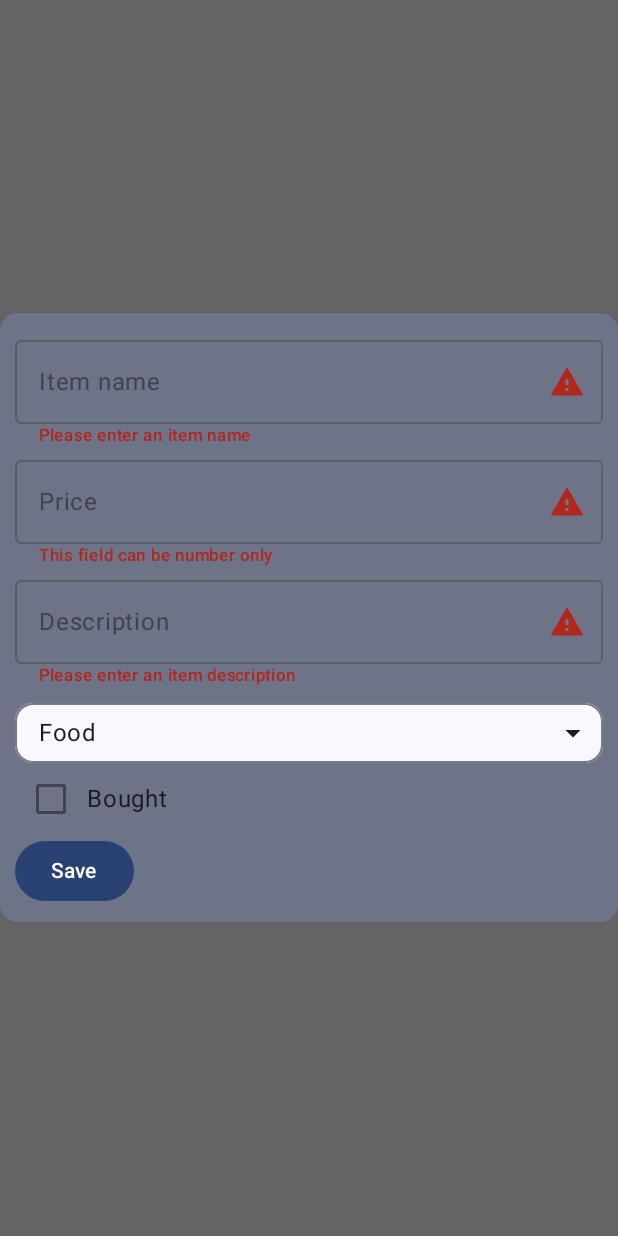
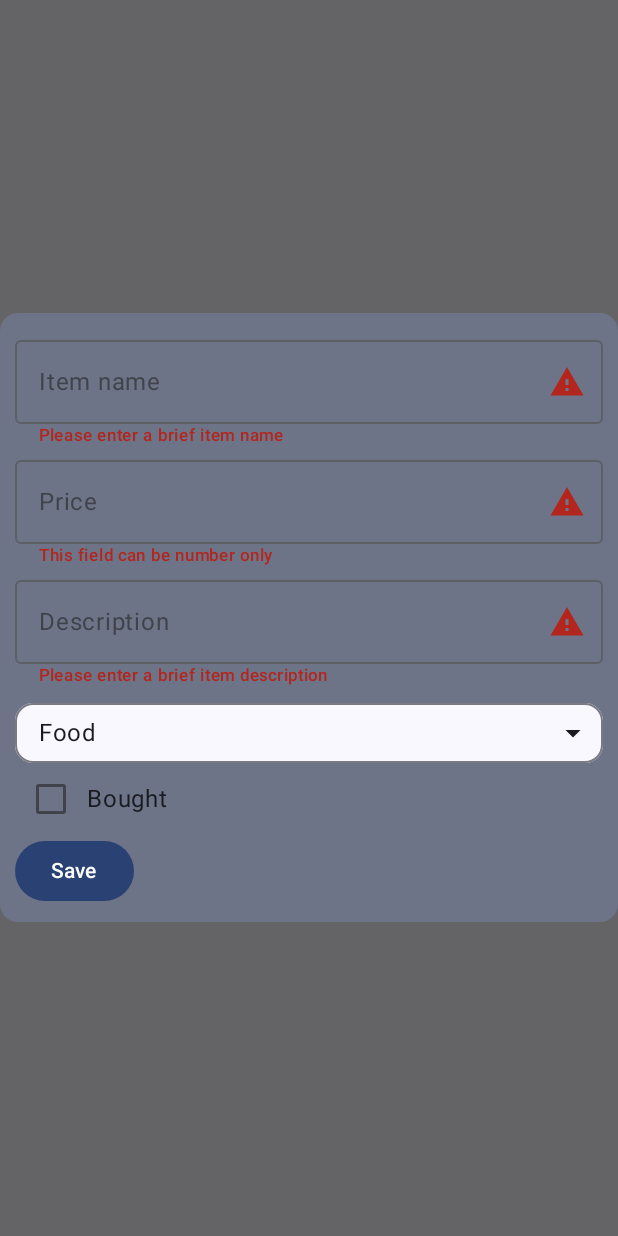
Before and after one commit to Maleila/ShoppingList, an Android app built with Jetpack Compose: the composable AddNewTodoForm shown on its own in the app's theme, after a tap on "Save", on a phone screen of 412 x 824 dp. Run offline under Robolectric (Android 15) with nearby library versions, the phone set to English and light mode, and no system bars; our stand-ins replace Dagger/Hilt's generated code, Room's generated code.

Commit message:
cleaned up code, added max length to input error handling

```diff
--- a/app/src/main/java/hu/ait/shoppinglist/screen/ShoppingListScreen.kt
+++ b/app/src/main/java/hu/ait/shoppinglist/screen/ShoppingListScreen.kt
@@ -8,19 +8,15 @@ import androidx.compose.foundation.layout.Column
 import androidx.compose.foundation.layout.Row
 import androidx.compose.foundation.layout.Spacer
 import androidx.compose.foundation.layout.fillMaxHeight
-import androidx.compose.foundation.layout.fillMaxSize
 import androidx.compose.foundation.layout.fillMaxWidth
 import androidx.compose.foundation.layout.padding
 import androidx.compose.foundation.layout.size
-import androidx.compose.foundation.layout.width
 import androidx.compose.foundation.lazy.LazyColumn
 import androidx.compose.foundation.shape.RoundedCornerShape
 import androidx.compose.material.icons.Icons
 import androidx.compose.material.icons.filled.AddCircle
 import androidx.compose.material.icons.filled.Build
 import androidx.compose.material.icons.filled.Delete
-import androidx.compose.material.icons.filled.KeyboardArrowDown
-import androidx.compose.material.icons.filled.KeyboardArrowUp
 import androidx.compose.material3.Button
 import androidx.compose.material3.Card
 import androidx.compose.material3.CardDefaults
@@ -56,7 +52,6 @@ import androidx.compose.material3.DropdownMenuItem
 import androidx.compose.material3.OutlinedCard
 import androidx.compose.runtime.collectAsState
 import androidx.compose.runtime.remember
-import androidx.compose.runtime.rememberCoroutineScope
 import androidx.compose.ui.platform.LocalContext
 import androidx.compose.ui.res.stringResource
 import androidx.compose.ui.text.input.KeyboardType
@@ -75,8 +70,6 @@ fun ShoppingListScreen(
     }
 
     val itemList by shoppingViewModel.getAllShoppingList().collectAsState(emptyList())
-
-    val coroutineScope = rememberCoroutineScope()
 
     var itemToEdit: ShoppingItem? by rememberSaveable {
         mutableStateOf(null)
@@ -153,7 +146,6 @@ private fun AddNewTodoForm(
     onDialogDismiss: () -> Unit = {},
     itemToEdit: ShoppingItem? = null
 ) {
-
     var context = LocalContext.current
 
     var nameErrorState by rememberSaveable {
@@ -178,11 +170,11 @@ private fun AddNewTodoForm(
     fun validatePrice(text: String) {
         val allDigits = text.all { char -> char.isDigit() }
         errorText = context.getString(R.string.price_error_text)
-        priceErrorState = !allDigits || text.trim() == ""
+        priceErrorState = !allDigits || text.length > 9 || text.trim() == ""
     }
 
     fun validateTitle(text: String) {
-        if (text.trim() == "") {
+        if (text.trim() == "" || text.length > 30) {
             nameErrorState = true
             nameErrorText = context.getString(R.string.name_error_text)
         } else {
@@ -191,7 +183,7 @@ private fun AddNewTodoForm(
     }
 
     fun validateDescription(text: String) {
-        if (text.trim() == "") {
+        if (text.trim() == "" || text.length > 30) {
             descriptionErrorState = true
             descriptionErrorText = context.getString(R.string.description_error_text)
         } else {
@@ -229,6 +221,7 @@ private fun AddNewTodoForm(
             OutlinedTextField(
                 modifier = Modifier.fillMaxWidth(),
                 value = itemTitle,
+                singleLine = true,
                 trailingIcon = {
                     if (nameErrorState) {
                         Icon(
@@ -255,6 +248,7 @@ private fun AddNewTodoForm(
                 modifier = Modifier.fillMaxWidth(),
                 value = itemPrice,
                 keyboardOptions = KeyboardOptions(keyboardType = KeyboardType.Decimal),
+                singleLine = true,
                 trailingIcon = {
                     if (priceErrorState) {
                         Icon(
@@ -280,6 +274,7 @@ private fun AddNewTodoForm(
             OutlinedTextField(
                 modifier = Modifier.fillMaxWidth(),
                 value = itemDescription,
+                singleLine = true,
                 trailingIcon = {
                     if (descriptionErrorState) {
                         Icon(
@@ -385,9 +380,6 @@ fun ItemCard(
         ),
         modifier = Modifier.padding(10.dp)
     ) {
-        var expanded by rememberSaveable {
-            mutableStateOf(false)
-        }
         Column(
             modifier = Modifier.padding(20.dp)
         ) {
@@ -417,7 +409,7 @@ fun ItemCard(
                             )
                         )
                         Text(
-                            text = stringResource(R.string.dollar_sign_text) + shoppingItem.price.toString(),
+                            text = stringResource(R.string.dollar_sign_text) + shoppingItem.price,
                             style = TextStyle(
                                 fontSize = 12.sp,
                             )
@@ -444,26 +436,6 @@ fun ItemCard(
                         onEditItem(shoppingItem)
                     },
                     tint = Color.Blue
-                )
-                IconButton(onClick = { expanded = !expanded }) {
-                    Icon(
-                        imageVector = if (expanded)
-                            Icons.Filled.KeyboardArrowUp else Icons.Filled.KeyboardArrowDown,
-                        contentDescription = if (expanded) {
-                            stringResource(R.string.content_description_less)
-                        } else {
-                            stringResource(R.string.content_description_more)
-                        }
-                    )
-                }
-            }
-
-            if (expanded) {
-                Text(
-                    text = "expanded. not sure what goes here tho",
-                    style = TextStyle(
-                        fontSize = 12.sp,
-                    )
                 )
             }
         }
--- a/app/src/main/res/values/strings.xml
+++ b/app/src/main/res/values/strings.xml
@@ -3,8 +3,8 @@
     <string name="top_app_bar_text">Shopping List</string>
     <string name="no_items_text">No items</string>
     <string name="price_error_text">This field can be number only</string>
-    <string name="name_error_text">Please enter an item name</string>
-    <string name="description_error_text">Please enter an item description</string>
+    <string name="name_error_text">Please enter a brief item name</string>
+    <string name="description_error_text">Please enter a brief item description</string>
     <string name="content_description_error">error</string>
     <string name="item_name_text">Item name</string>
     <string name="price_text">Price</string>
```
